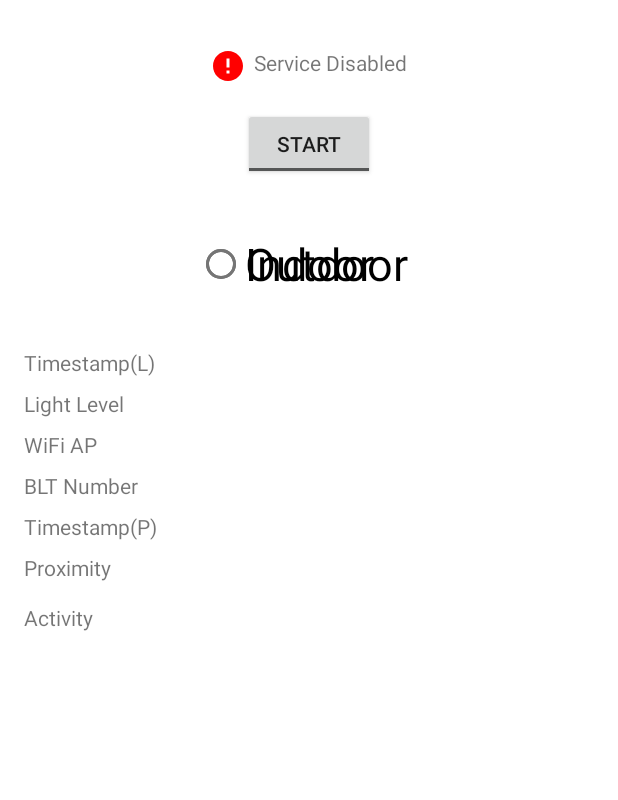
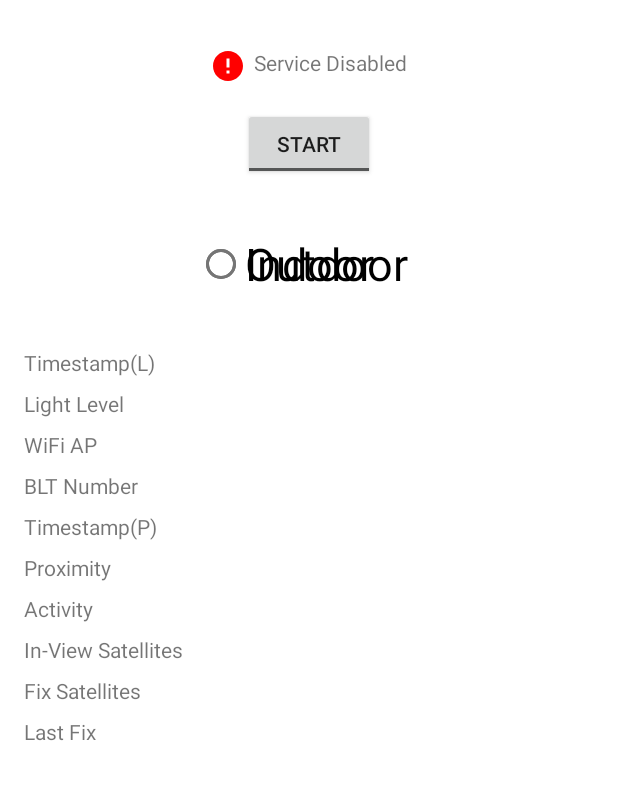
Before and after one commit to SpeedJack/IODataAcquisition, an Android app: the screen it shows after launch (MainActivity), on a phone screen of 412 x 824 dp, the part 145-945 px from its top. Run offline under Robolectric (Android 15) with nearby library versions, the phone set to English and light mode, and no system bars; libraries missing offline, so code that uses them is left out: com.opencsv, info.hoang8f.android; plain views replace SegmentedGroup; 6 statements that could not run were skipped.

Commit message:
Add GPS satellites detection

```diff
--- a/app/src/main/res/layout/activity_main.xml
+++ b/app/src/main/res/layout/activity_main.xml
@@ -11,8 +11,10 @@
         android:layout_height="fill_parent"
         app:layout_constraintBottom_toBottomOf="parent"
         app:layout_constraintEnd_toEndOf="parent"
+        app:layout_constraintHorizontal_bias="1.0"
         app:layout_constraintStart_toStartOf="parent"
-        app:layout_constraintTop_toTopOf="parent">
+        app:layout_constraintTop_toTopOf="parent"
+        app:layout_constraintVertical_bias="0.0">
 
         <androidx.constraintlayout.widget.ConstraintLayout
             android:layout_width="match_parent"
@@ -214,9 +216,10 @@
                 android:id="@+id/ActivityTV"
                 android:layout_width="wrap_content"
                 android:layout_height="wrap_content"
-                android:layout_marginTop="14dp"
+                android:layout_marginStart="16dp"
+                android:layout_marginTop="8dp"
                 android:text="@string/ActivityLabel"
-                app:layout_constraintStart_toStartOf="@+id/TimestampTV_L"
+                app:layout_constraintStart_toStartOf="parent"
                 app:layout_constraintTop_toBottomOf="@+id/ProximityTV" />
 
             <TextView
@@ -227,6 +230,63 @@
                 android:layout_marginEnd="16dp"
                 app:layout_constraintEnd_toEndOf="parent"
                 app:layout_constraintTop_toBottomOf="@+id/proximity" />
+
+            <TextView
+                android:id="@+id/satellitesLabel"
+                android:layout_width="wrap_content"
+                android:layout_height="wrap_content"
+                android:layout_marginStart="16dp"
+                android:layout_marginTop="8dp"
+                android:text="@string/in_view_satellites_label"
+                app:layout_constraintStart_toStartOf="parent"
+                app:layout_constraintTop_toBottomOf="@+id/ActivityTV" />
+
+            <TextView
+                android:id="@+id/fixSatellitesLabel"
+                android:layout_width="wrap_content"
+                android:layout_height="wrap_content"
+                android:layout_marginStart="16dp"
+                android:layout_marginTop="8dp"
+                android:text="@string/fix_satellites_label"
+                app:layout_constraintStart_toStartOf="parent"
+                app:layout_constraintTop_toBottomOf="@+id/satellitesLabel" />
+
+            <TextView
+                android:id="@+id/lastFixLabel"
+                android:layout_width="wrap_content"
+                android:layout_height="wrap_content"
+                android:layout_marginStart="16dp"
+                android:layout_marginTop="8dp"
+                android:text="@string/last_fix_label"
+                app:layout_constraintStart_toStartOf="parent"
+                app:layout_constraintTop_toBottomOf="@+id/fixSatellitesLabel" />
+
+            <TextView
+                android:id="@+id/satellites"
+                android:layout_width="wrap_content"
+                android:layout_height="wrap_content"
+                android:layout_marginTop="8dp"
+                android:layout_marginEnd="16dp"
+                app:layout_constraintEnd_toEndOf="parent"
+                app:layout_constraintTop_toBottomOf="@+id/activity" />
+
+            <TextView
+                android:id="@+id/fixSatellites"
+                android:layout_width="wrap_content"
+                android:layout_height="wrap_content"
+                android:layout_marginTop="8dp"
+                android:layout_marginEnd="16dp"
+                app:layout_constraintEnd_toEndOf="parent"
+                app:layout_constraintTop_toBottomOf="@+id/satellites" />
+
+            <TextView
+                android:id="@+id/lastFix"
+                android:layout_width="wrap_content"
+                android:layout_height="wrap_content"
+                android:layout_marginTop="8dp"
+                android:layout_marginEnd="16dp"
+                app:layout_constraintEnd_toEndOf="parent"
+                app:layout_constraintTop_toBottomOf="@+id/fixSatellites" />
         </androidx.constraintlayout.widget.ConstraintLayout>
     </ScrollView>
 
--- a/app/src/main/res/values/strings.xml
+++ b/app/src/main/res/values/strings.xml
@@ -18,4 +18,7 @@
     <string name="stop_monitoring">STOP</string>
     <string name="monitoring_service_unknown">Service Status Unknown</string>
     <string name="ActivityLabel">Activity</string>
+    <string name="in_view_satellites_label">In-View Satellites</string>
+    <string name="fix_satellites_label">Fix Satellites</string>
+    <string name="last_fix_label">Last Fix</string>
 </resources>
```
Also changed, not shown: app/src/main/java/it/unipi/dii/iodataacquisition/MainActivity.java (+12 -7 lines), app/src/main/java/it/unipi/dii/iodataacquisition/SensorMonitoringService.java (+68 -37 lines).
